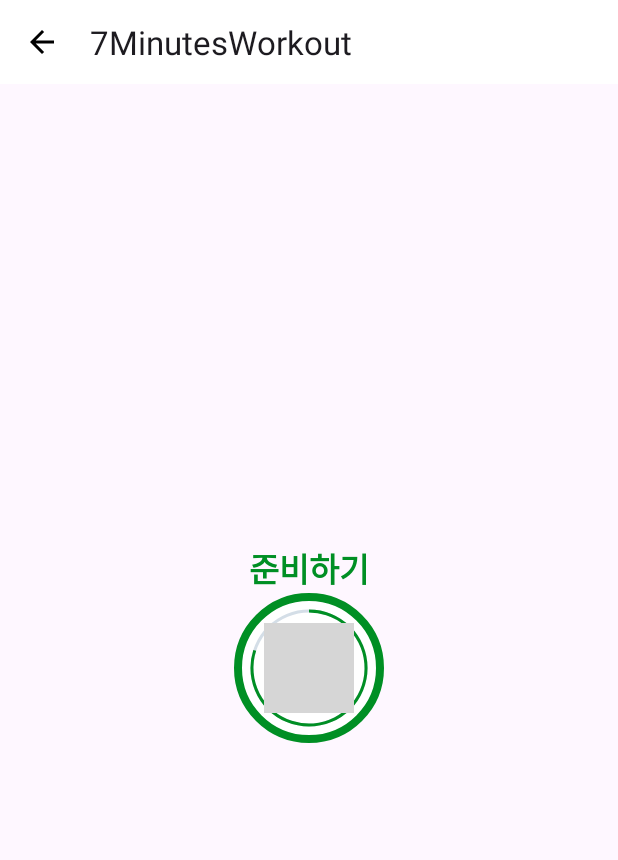
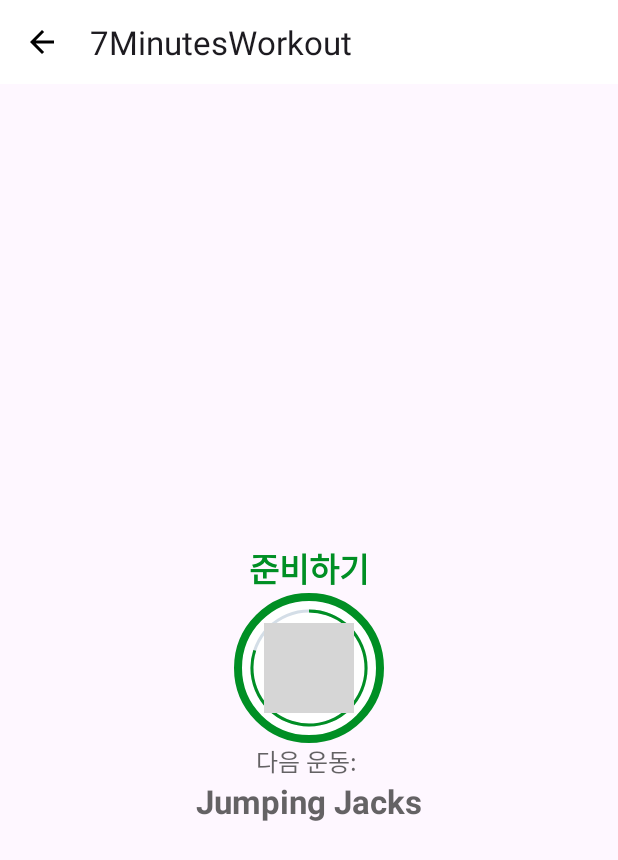
Before and after one commit to AppLutter/Android-7Minutes-Workout-Practice-Seok, an Android app: the ExerciseActivity screen opened directly, with no data from a screen before it, on a phone screen of 412 x 824 dp. Shown: the top 860 px of the screen. Run offline under Robolectric (Android 15) with nearby library versions, the phone set to English and light mode, and no system bars; grey boxes are pictures that could not be loaded.

Commit message:
다음 운동 알림 기능 추가

```diff
--- a/app/src/main/java/com/example/a7minutesworkout/ExerciseActivity.kt
+++ b/app/src/main/java/com/example/a7minutesworkout/ExerciseActivity.kt
@@ -54,11 +54,16 @@
         binding?.tvExerciseName?.visibility = View.INVISIBLE
         binding?.flExerciseView?.visibility = View.INVISIBLE
         binding?.ivImage?.visibility = View.INVISIBLE
+        binding?.tvUpcomingLabel?.visibility = View.VISIBLE
+        binding?.tvUpComingExerciseName?.visibility = View.VISIBLE
 
         if (restTimer != null) {
             restTimer!!.cancel()
             restProgress = 0
         }
+
+        binding?.tvUpComingExerciseName?.text =
+            exerciseList!![currentExercisePosition + 1].getName()
         setRestProgressBar()
     }
 
@@ -68,7 +73,8 @@
         binding?.tvExerciseName?.visibility = View.VISIBLE
         binding?.flExerciseView?.visibility = View.VISIBLE
         binding?.ivImage?.visibility = View.VISIBLE
-
+        binding?.tvUpcomingLabel?.visibility = View.INVISIBLE
+        binding?.tvUpComingExerciseName?.visibility = View.INVISIBLE
 
         // 초기화
         if (exerciseTimer != null) {
--- a/app/src/main/res/layout/activity_exercise.xml
+++ b/app/src/main/res/layout/activity_exercise.xml
@@ -73,6 +73,31 @@
         </LinearLayout>
     </FrameLayout>
 
+    <TextView
+        android:id="@+id/tvUpcomingLabel"
+        android:layout_width="wrap_content"
+        android:layout_height="wrap_content"
+        android:text="다음 운동: "
+        android:textColor="@color/colorPrimary"
+        android:textSize="16sp"
+        android:visibility="gone"
+        app:layout_constraintBottom_toTopOf="@+id/tvUpComingExerciseName"
+        app:layout_constraintEnd_toEndOf="parent"
+        app:layout_constraintStart_toStartOf="parent"
+        app:layout_constraintTop_toBottomOf="@+id/flRestView" />
+
+    <TextView
+        android:id="@+id/tvUpComingExerciseName"
+        android:layout_width="wrap_content"
+        android:layout_height="wrap_content"
+        android:textColor="@color/colorPrimary"
+        android:textSize="22sp"
+        android:textStyle="bold"
+        android:visibility="gone"
+        app:layout_constraintEnd_toEndOf="parent"
+        app:layout_constraintStart_toStartOf="parent"
+        app:layout_constraintTop_toBottomOf="@+id/tvUpcomingLabel" />
+
     <ImageView
         android:id="@+id/ivImage"
         android:layout_width="match_parent"
```
